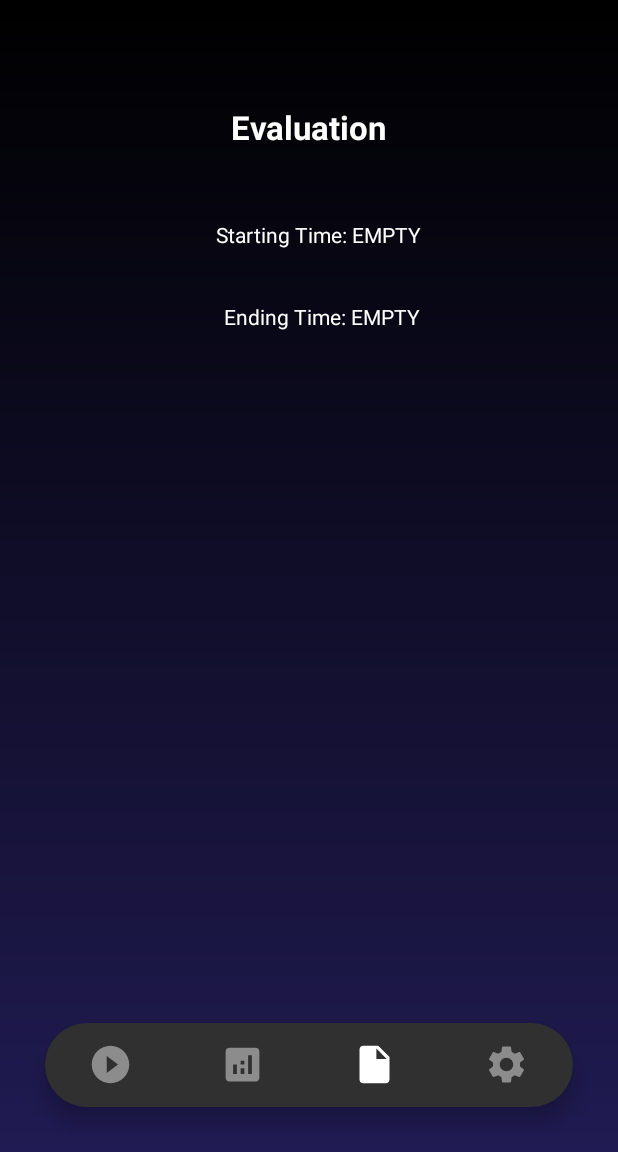
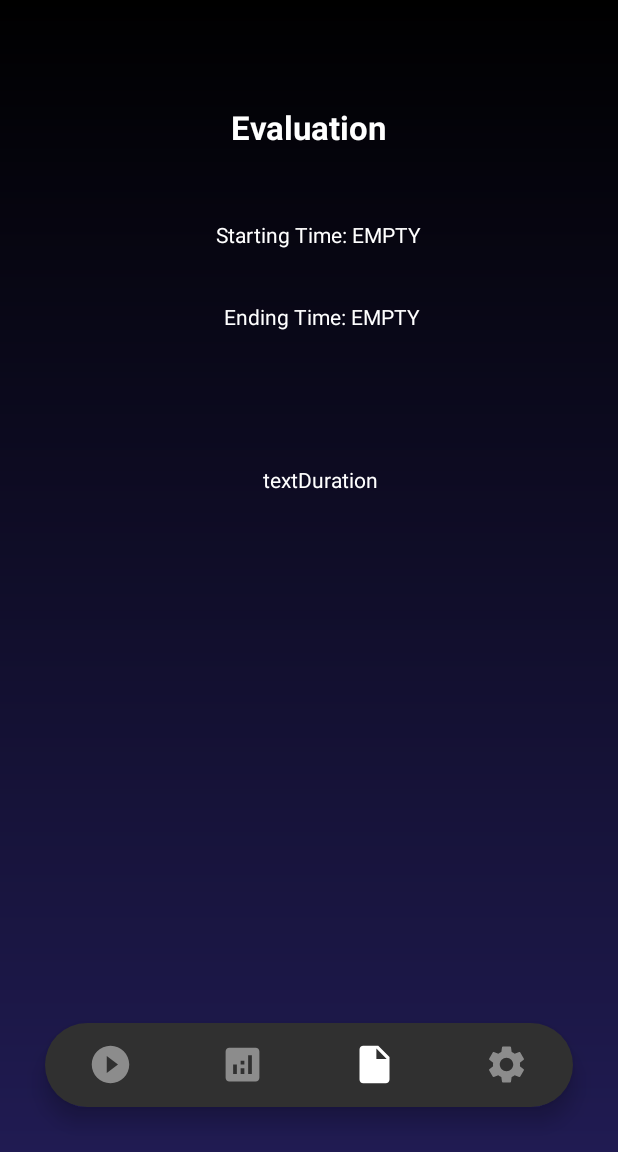
Before and after one commit to sarah2910/SleepTracker3, an Android app: the screen it shows after launch once a user with an empty profile is signed in (HomeActivity), item 3 of the bottom bar chosen, on a phone screen of 412 x 824 dp, the part 84-1236 px from its top. Run offline under Robolectric (Android 15) with nearby library versions, the phone set to English and light mode, and no system bars; our stand-ins replace Firebase (no records; nobody signed in at launch, a user with empty details on screens opened directly); libraries missing offline, so code that uses them is left out: com.firebase.ui; 1 statement that could not run was skipped.

Commit message:
Anzeige Schlafdauer In EvaluationFragment

```diff
--- a/app/src/main/res/layout/fragment_evaluation.xml
+++ b/app/src/main/res/layout/fragment_evaluation.xml
@@ -58,4 +58,17 @@
         app:layout_constraintTop_toTopOf="parent"
         app:layout_constraintVertical_bias="0.269" />
 
+    <TextView
+        android:id="@+id/textDuration"
+        android:layout_width="wrap_content"
+        android:layout_height="wrap_content"
+        android:text="textDuration "
+        android:textColor="@color/white"
+        app:layout_constraintBottom_toBottomOf="parent"
+        app:layout_constraintEnd_toEndOf="parent"
+        app:layout_constraintHorizontal_bias="0.528"
+        app:layout_constraintStart_toStartOf="parent"
+        app:layout_constraintTop_toTopOf="parent"
+        app:layout_constraintVertical_bias="0.414" />
+
 </androidx.constraintlayout.widget.ConstraintLayout>
```
Also changed, not shown: app/src/main/java/mow/thm/de/sleeptracker3/EvaluationFragment.java (+27 -0 lines).
